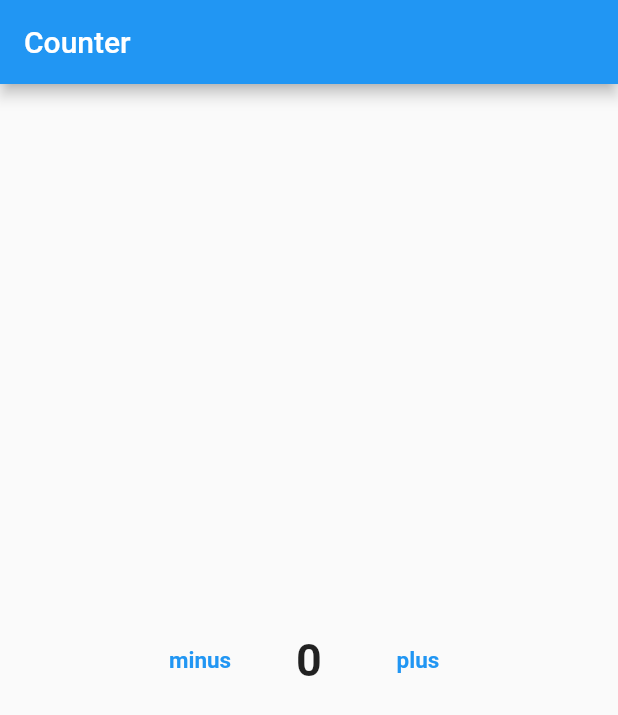
After one commit to WalaaShahroriCE/login_proj, a Flutter app: the screen it shows after launch, on a phone screen of 412 x 824 dp. The commit adds this screen. Shown: the top 715 px of the screen. Run offline on Flutter 3.47's test engine with Material 2 defaults, Android fonts, the phone set to English and light mode, and no system bars.

Commit message:
statefulWidget counter

```diff
--- /dev/null
+++ b/lib/counter_screen.dart
@@ -0,0 +1,71 @@
+import 'package:flutter/material.dart';
+
+class CounterScreen extends StatefulWidget {
+  @override
+  State<CounterScreen> createState() => _CounterScreenState();
+}
+
+class _CounterScreenState extends State<CounterScreen> {
+  int x = 0;
+  @override
+  void initState() {
+    // TODO: implement initState
+    super.initState();
+  }
+
+  @override
+  Widget build(BuildContext context) {
+    return Scaffold(
+      appBar: AppBar(
+        title: Text(
+          "Counter",
+        ),
+      ),
+      body: Container(
+        height: double.infinity,
+        child: Row(
+            mainAxisAlignment: MainAxisAlignment.center,
+            crossAxisAlignment: CrossAxisAlignment.center,
+            children: [
+              MaterialButton(
+                onPressed: () {
+                  setState(() {
+                    x--;
+                  });
+                },
+                child: Text(
+                  'minus',
+                  style: TextStyle(
+                      fontSize: 15,
+                      fontWeight: FontWeight.bold,
+                      color: Colors.blue),
+                ),
+              ),
+              SizedBox(
+                width: 20,
+              ),
+              Text(
+                "$x",
+                style: TextStyle(fontSize: 30, fontWeight: FontWeight.bold),
+              ),
+              SizedBox(
+                width: 20,
+              ),
+              MaterialButton(
+                onPressed: () {
+                  setState(() {});
+                  x++;
+                },
+                child: Text(
+                  'plus',
+                  style: TextStyle(
+                      fontSize: 15,
+                      fontWeight: FontWeight.bold,
+                      color: Colors.blue),
+                ),
+              ),
+            ]),
+      ),
+    );
+  }
+}
--- a/lib/main.dart
+++ b/lib/main.dart
@@ -1,4 +1,5 @@
 import 'package:flutter/material.dart';
+import 'package:login_proj/counter_screen.dart';
 import 'package:login_proj/users_screen.dart';
 import 'messenger_screen.dart';
 import 'login_screen.dart';
@@ -13,7 +14,7 @@ class MyApp extends StatelessWidget {
   @override
   Widget build(BuildContext context) {
     return MaterialApp(
-      home: UsersScreen(),
+      home: CounterScreen(),
       debugShowCheckedModeBanner: false,
     );
   }
```
